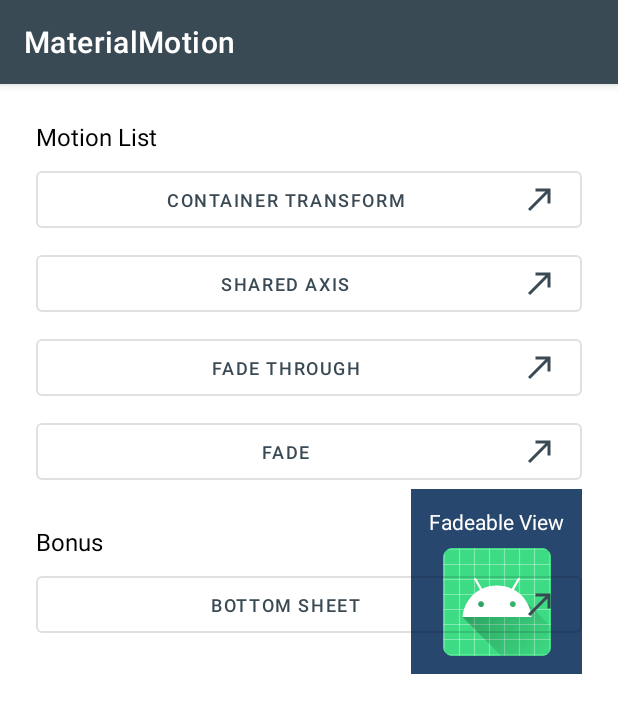
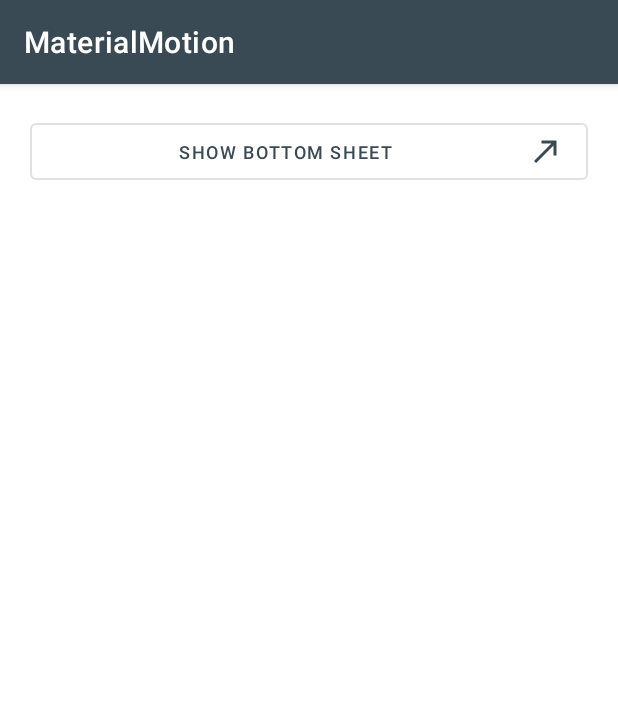
Before and after one commit to putragraha/MaterialMotion, an Android app: the screen it shows after launch (MainActivity before the commit, BottomSheetActivity after it), after a tap on "Fadeable View", on a phone screen of 412 x 824 dp. Shown: the top 713 px of the screen. Run offline under Robolectric (Android 15) with nearby library versions, the phone set to English and light mode, and no system bars; 1 other tap on this screen came first.

Commit message:
Create bottom sheet

```diff
--- a/app/src/main/AndroidManifest.xml
+++ b/app/src/main/AndroidManifest.xml
@@ -25,6 +25,8 @@
         <activity android:name=".sharedaxis.SharedAxisActivity"/>
 
         <activity android:name=".sharedaxis.SharedAxisYTransformedActivity"/>
+
+        <activity android:name=".BottomSheetActivity"/>
     </application>
 
 </manifest>
--- /dev/null
+++ b/app/src/main/java/com/nsystem/materialmotion/BottomSheetActivity.kt
@@ -0,0 +1,42 @@
+package com.nsystem.materialmotion
+
+import android.os.Bundle
+import android.view.View
+import androidx.appcompat.app.AppCompatActivity
+import com.google.android.material.bottomsheet.BottomSheetBehavior
+import com.nsystem.materialmotion.databinding.ActivityBottomSheetBinding
+
+
+/**
+ * @author Putra Nugraha (putra.nugraha@dana.id)
+ * @version BottomSheetActivity, v 0.0.1 27/09/20 19.25 by Putra Nugraha
+ */
+
+class BottomSheetActivity : AppCompatActivity() {
+
+    private lateinit var binding: ActivityBottomSheetBinding
+
+    private lateinit var bottomSheetBehavior: BottomSheetBehavior<View>
+
+    override fun onCreate(savedInstanceState: Bundle?) {
+        super.onCreate(savedInstanceState)
+        binding = ActivityBottomSheetBinding.inflate(layoutInflater)
+        setContentView(binding.root)
+        setup()
+    }
+
+    private fun setup() {
+        setupBottomSheetBehavior()
+        setupOnMbBottomSheetClicked()
+    }
+
+    private fun setupBottomSheetBehavior() {
+        bottomSheetBehavior = BottomSheetBehavior.from(binding.viewBottomSheet.clBottomSheet)
+    }
+
+    private fun setupOnMbBottomSheetClicked() {
+        binding.mbBottomSheet.setOnClickListener {
+            bottomSheetBehavior.state = BottomSheetBehavior.STATE_EXPANDED
+        }
+    }
+}
--- a/app/src/main/java/com/nsystem/materialmotion/MainActivity.kt
+++ b/app/src/main/java/com/nsystem/materialmotion/MainActivity.kt
@@ -45,6 +45,10 @@ class MainActivity : AppCompatActivity(), MainNavigation {
         loadFragment(FadeThroughFragment(), FADE_THROUGH_FRAGMENT_TAG)
     }
 
+    override fun onBottomSheetClicked() {
+        startActivity(Intent(this@MainActivity, BottomSheetActivity::class.java))
+    }
+
     private fun initMainFragment() {
         loadFragment(
             MainFragment().apply { setMainNavigation(this@MainActivity) },
--- a/app/src/main/java/com/nsystem/materialmotion/MainFragment.kt
+++ b/app/src/main/java/com/nsystem/materialmotion/MainFragment.kt
@@ -51,6 +51,7 @@ class MainFragment: Fragment() {
         setupMbFadeThrough()
         setupMbFadeClicked()
         setupClFadeableViewClicked()
+        setupOnMbBottomSheetClicked()
     }
 
     private fun setupMbContainerTransform() {
@@ -85,6 +86,12 @@ class MainFragment: Fragment() {
         binding.clFadeableView.setOnClickListener { fadeView(84L, View.GONE) }
     }
 
+    private fun setupOnMbBottomSheetClicked() {
+        binding.mbBottomSheet.setOnClickListener {
+            mainNavigation.onBottomSheetClicked()
+        }
+    }
+
     private fun fadeView(duration: Long, visibility: Int) {
         val materialFade = MaterialFade().apply { this.duration = duration }
         TransitionManager.beginDelayedTransition(binding.clFadeableView, materialFade)
--- a/app/src/main/java/com/nsystem/materialmotion/MainNavigation.kt
+++ b/app/src/main/java/com/nsystem/materialmotion/MainNavigation.kt
@@ -11,4 +11,6 @@ interface MainNavigation {
     fun onSharedAxisClicked()
 
     fun onFadeThroughClicked()
+
+    fun onBottomSheetClicked()
 }
--- /dev/null
+++ b/app/src/main/res/layout/activity_bottom_sheet.xml
@@ -0,0 +1,20 @@
+<?xml version="1.0" encoding="utf-8"?>
+<androidx.coordinatorlayout.widget.CoordinatorLayout xmlns:android="http://schemas.android.com/apk/res/android"
+    xmlns:app="http://schemas.android.com/apk/res-auto"
+    android:layout_width="match_parent"
+    android:layout_height="match_parent">
+
+    <com.google.android.material.button.MaterialButton
+        android:id="@+id/mb_bottom_sheet"
+        style="@style/MaterialButton.Outlined.CustomIconed"
+        android:layout_width="match_parent"
+        android:layout_margin="20dp"
+        android:layout_marginTop="6dp"
+        android:text="@string/show_bottom_sheet"
+        app:icon="@drawable/ic_arrow_start" />
+
+    <include
+        android:id="@+id/view_bottom_sheet"
+        layout="@layout/view_bottom_sheet" />
+
+</androidx.coordinatorlayout.widget.CoordinatorLayout>
--- a/app/src/main/res/values/strings.xml
+++ b/app/src/main/res/values/strings.xml
@@ -24,4 +24,6 @@
     <string name="view_with_shared_z_axis">View with Shared Z Axis</string>
     <string name="fade_through_fragment_title">This fragment loaded using Fade Through Motion</string>
     <string name="fadeable_view">Fadeable View</string>
+    <string name="show_bottom_sheet">Show bottom sheet</string>
+    <string name="shapeable_imageview">Shapeable ImageView</string>
 </resources>
```
Also changed, not shown: app/src/main/res/layout/view_bottom_sheet.xml (added, +40 -0 lines), app/src/main/res/values/styles.xml (+11 -0 lines).
